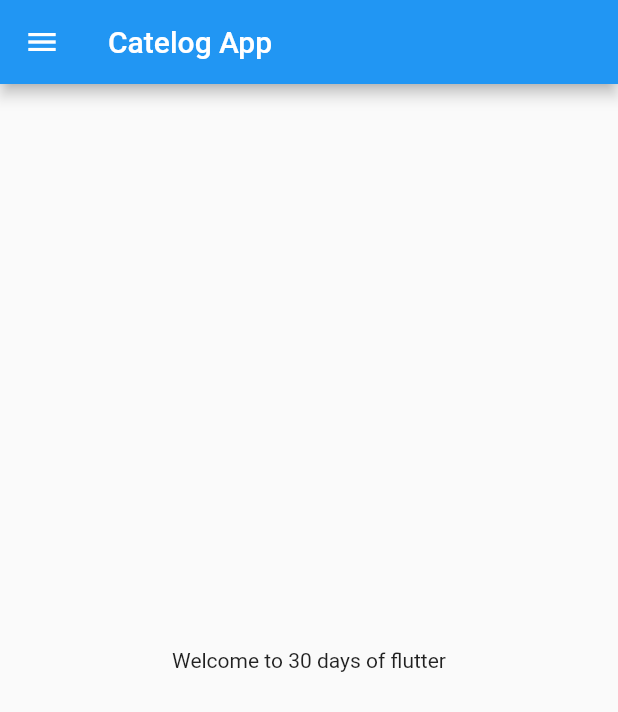
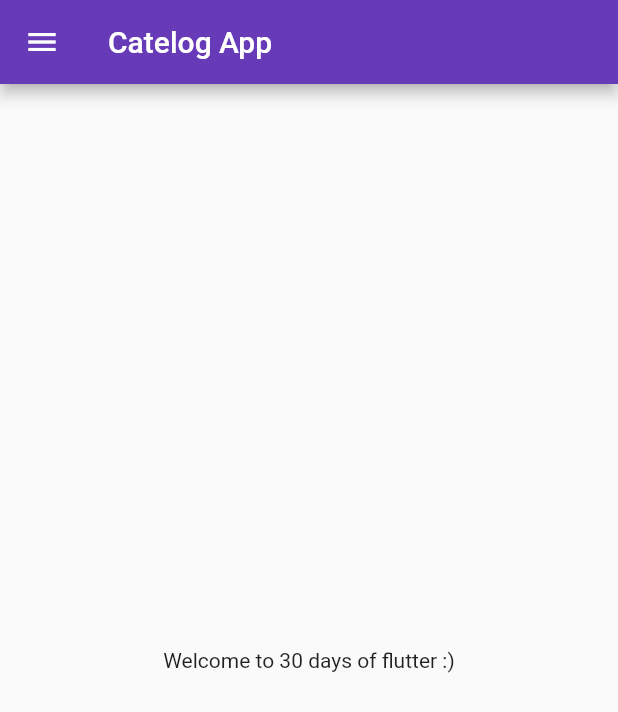
Before and after one commit to SharjeelMoqrabKhan/30days_of_flutter, a Flutter app: the screen it shows after launch, on a phone screen of 412 x 824 dp. Shown: the top 712 px of the screen. Run offline on Flutter 3.47's test engine with Material 2 defaults, Android fonts, the phone set to English and light mode, and no system bars.

Commit message:
day4 completed

```diff
--- a/flutter_30/lib/home_page.dart
+++ /dev/null
@@ -1,20 +0,0 @@
-import 'package:flutter/material.dart';
-
-class HomePage extends StatelessWidget {
-  final String greeting = 'Welcome to 30 days of flutter';
-  @override
-  Widget build(BuildContext context) {
-    return MaterialApp(
-      debugShowCheckedModeBanner: false,
-      home: Scaffold(
-        appBar: AppBar(
-          title: Text("Catelog App"),
-        ),
-        body: Center(
-          child: Text('$greeting'),
-        ),
-        drawer: Drawer(),
-      ),
-    );
-  }
-}
--- a/flutter_30/lib/main.dart
+++ b/flutter_30/lib/main.dart
@@ -1,5 +1,6 @@
 import 'package:flutter/material.dart';
-import 'package:flutter_30/home_page.dart';
+import 'package:flutter_30/pages/home_page.dart';
+import 'package:flutter_30/pages/log_in_page.dart';
 
 void main() {
   runApp(MyApp());
@@ -8,6 +9,18 @@ void main() {
 class MyApp extends StatelessWidget {
   @override
   Widget build(BuildContext context) {
-    return HomePage();
+    return MaterialApp(
+      debugShowCheckedModeBanner: false,
+      themeMode: ThemeMode.light,
+      theme: ThemeData(
+        primarySwatch: Colors.deepPurple,
+      ),
+      darkTheme: ThemeData(brightness: Brightness.dark),
+      initialRoute: '/',
+      routes: {
+        '/': (context) => HomePage(),
+        '/login': (context) => LogInPage()
+      },
+    );
   }
 }
--- /dev/null
+++ b/flutter_30/lib/pages/home_page.dart
@@ -0,0 +1,17 @@
+import 'package:flutter/material.dart';
+
+class HomePage extends StatelessWidget {
+  final String greeting = 'Welcome to 30 days of flutter :)';
+  @override
+  Widget build(BuildContext context) {
+    return Scaffold(
+      appBar: AppBar(
+        title: Text("Catelog App"),
+      ),
+      body: Center(
+        child: Text('$greeting'),
+      ),
+      drawer: Drawer(),
+    );
+  }
+}
--- /dev/null
+++ b/flutter_30/lib/pages/log_in_page.dart
@@ -0,0 +1,10 @@
+import 'package:flutter/material.dart';
+
+class LogInPage extends StatelessWidget {
+  @override
+  Widget build(BuildContext context) {
+    return Material(
+      child: Text('Sign In Page'),
+    );
+  }
+}
```
